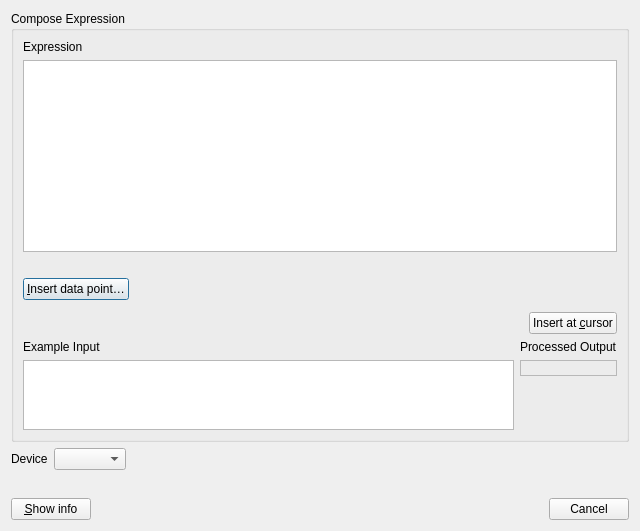
Above: src/dialogs/expressionsdialog.ui from ModbusScope/ModbusScope before the change. Below: the same form after it.
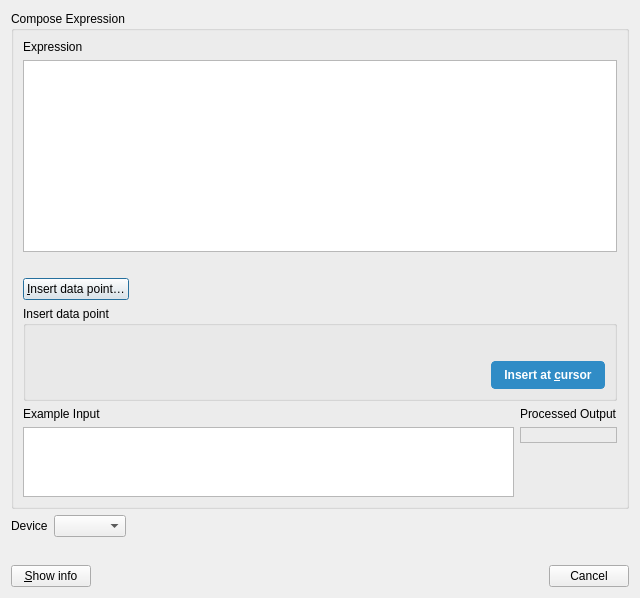
That is the form after the change. Custom widgets are drawn as their Qt base class.

Commit message:
Improve the layout of the expressions dialog
Hide the error label while there is no error, emphasize Insert at cursor,
group the insert data point form in a box and preview the data point it
built.

Patch:
```diff
--- a/src/dialogs/expressionsdialog.ui
+++ b/src/dialogs/expressionsdialog.ui
@@ -94,6 +94,12 @@
           <number>0</number>
          </property>
          <item>
+          <widget class="QGroupBox" name="insertGroupBox">
+           <property name="title">
+            <string>Insert data point</string>
+           </property>
+           <layout class="QVBoxLayout" name="insertGroupLayout">
+            <item>
           <widget class="QWidget" name="insertEditorContainer" native="true">
            <layout class="QVBoxLayout" name="insertEditorLayout">
             <property name="leftMargin">
@@ -111,6 +117,25 @@
            </layout>
           </widget>
          </item>
+            <item>
+             <widget class="QLabel" name="lblInsertPreview">
+              <property name="sizePolicy">
+               <sizepolicy hsizetype="Ignored" vsizetype="Preferred">
+                <horstretch>0</horstretch>
+                <verstretch>0</verstretch>
+               </sizepolicy>
+              </property>
+              <property name="text">
+               <string/>
+              </property>
+              <property name="textFormat">
+               <enum>Qt::TextFormat::RichText</enum>
+              </property>
+              <property name="wordWrap">
+               <bool>true</bool>
+              </property>
+             </widget>
+            </item>
          <item>
           <layout class="QHBoxLayout" name="insertButtonLayout" stretch="1,0">
            <item>
@@ -125,6 +150,13 @@
            </item>
            <item>
             <widget class="QPushButton" name="btnInsertAtCursor">
+                <property name="styleSheet">
+                 <string notr="true">QPushButton { background-color: palette(highlight); color: palette(highlighted-text); border: 1px solid palette(highlight); border-radius: 4px; padding: 6px 12px; font-weight: bold; }
+QPushButton:hover { border-color: palette(dark); }
+QPushButton:focus { border: 2px solid palette(dark); }
+QPushButton:pressed { background-color: palette(dark); border-color: palette(dark); }
+QPushButton:disabled { background-color: palette(button); color: palette(mid); border-color: palette(mid); }</string>
+                </property>
              <property name="text">
               <string>Insert at &amp;cursor</string>
              </property>
@@ -134,6 +166,9 @@
             </widget>
            </item>
           </layout>
+            </item>
+           </layout>
+          </widget>
          </item>
         </layout>
        </widget>
```
Left out of the diff: 3 changed lines with no effect on the pictures. Lines whose indentation alone changed are shown as unchanged. The commit also changes 5 other files.
